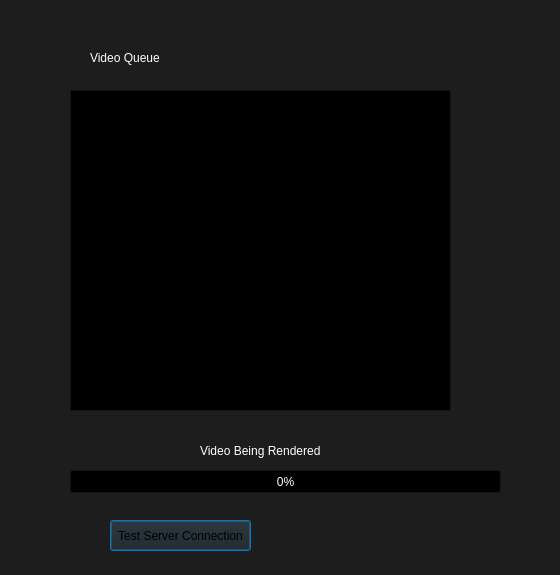
Qt form Twitch Video Generator/UI/videoRendering.ui (HA6Bots/Twitch-Clips-Compilation-Generator-TCCG-) before a commit.
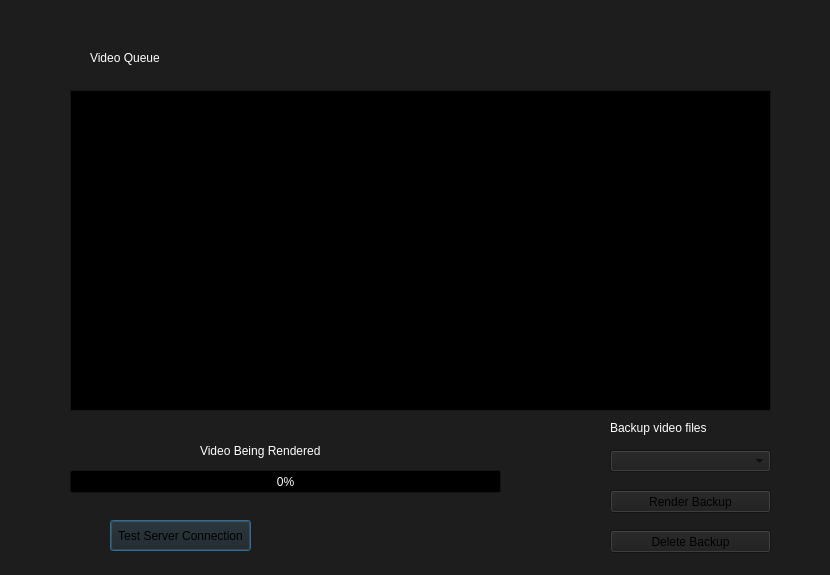
The same form after that commit.

Commit message: Backup and rerender videos + ffmpeg audio fix

Patch:
```diff
--- a/Twitch Video Generator/UI/videoRendering.ui
+++ b/Twitch Video Generator/UI/videoRendering.ui
@@ -6,7 +6,7 @@
    <rect>
     <x>0</x>
     <y>0</y>
-    <width>560</width>
+    <width>830</width>
     <height>575</height>
    </rect>
   </property>
@@ -433,7 +433,7 @@
     <rect>
      <x>70</x>
      <y>90</y>
-     <width>381</width>
+     <width>701</width>
      <height>321</height>
     </rect>
    </property>
@@ -506,6 +506,92 @@
     <bool>true</bool>
    </property>
   </widget>
+  <widget class="QComboBox" name="backupSelection">
+   <property name="geometry">
+    <rect>
+     <x>610</x>
+     <y>450</y>
+     <width>161</width>
+     <height>22</height>
+    </rect>
+   </property>
+   <property name="palette">
+    <palette>
+     <active>
+      <colorrole role="Text">
+       <brush brushstyle="SolidPattern">
+        <color alpha="255">
+         <red>0</red>
+         <green>0</green>
+         <blue>255</blue>
+        </color>
+       </brush>
+      </colorrole>
+     </active>
+     <inactive>
+      <colorrole role="Text">
+       <brush brushstyle="SolidPattern">
+        <color alpha="255">
+         <red>0</red>
+         <green>0</green>
+         <blue>255</blue>
+        </color>
+       </brush>
+      </colorrole>
+     </inactive>
+     <disabled>
+      <colorrole role="Text">
+       <brush brushstyle="SolidPattern">
+        <color alpha="255">
+         <red>14</red>
+         <green>14</green>
+         <blue>14</blue>
+        </color>
+       </brush>
+      </colorrole>
+     </disabled>
+    </palette>
+   </property>
+  </widget>
+  <widget class="QLabel" name="label">
+   <property name="geometry">
+    <rect>
+     <x>610</x>
+     <y>420</y>
+     <width>161</width>
+     <height>16</height>
+    </rect>
+   </property>
+   <property name="text">
+    <string>Backup video files</string>
+   </property>
+  </widget>
+  <widget class="QPushButton" name="deleteBackup">
+   <property name="geometry">
+    <rect>
+     <x>610</x>
+     <y>530</y>
+     <width>161</width>
+     <height>23</height>
+    </rect>
+   </property>
+   <property name="text">
+    <string>Delete Backup</string>
+   </property>
+  </widget>
+  <widget class="QPushButton" name="renderBackup">
+   <property name="geometry">
+    <rect>
+     <x>610</x>
+     <y>490</y>
+     <width>161</width>
+     <height>23</height>
+    </rect>
+   </property>
+   <property name="text">
+    <string>Render Backup</string>
+   </property>
+  </widget>
  </widget>
  <resources/>
  <connections/>
```
The commit also changes 4 other files.
